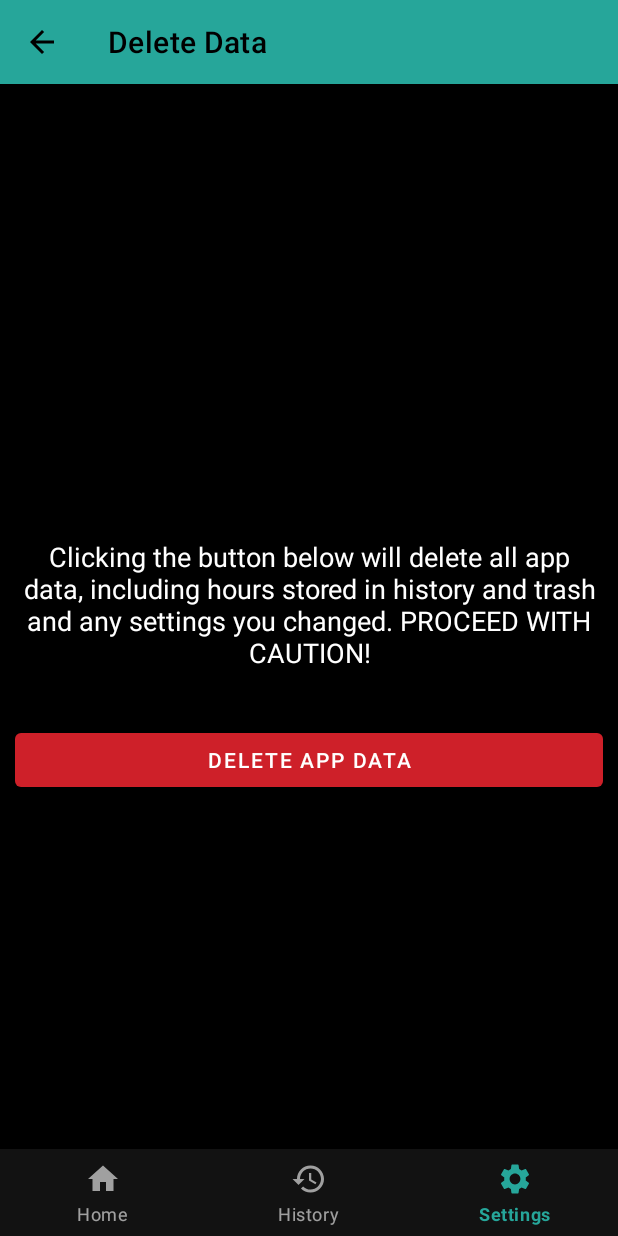
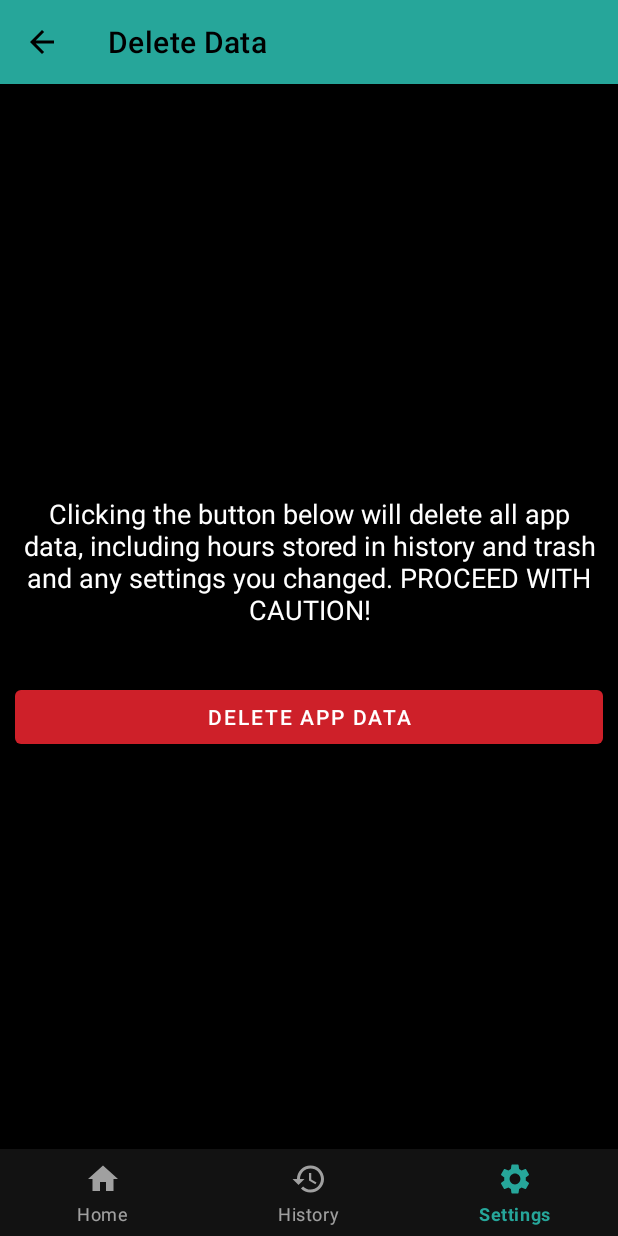
Before and after one commit to corylowry12/Hour-Calculator, an Android app: the DeleteAppDataActivity screen opened directly, with no data from a screen before it, on a phone screen of 412 x 824 dp. Run offline under Robolectric (Android 15) with nearby library versions, the light colour scheme and no system bars; our stand-ins replace AdMob; 4 statements that could not run were skipped.

Commit message:
Centered layout

```diff
--- a/app/src/main/res/layout-hdpi/activity_delete_app_data.xml
+++ b/app/src/main/res/layout-hdpi/activity_delete_app_data.xml
@@ -20,11 +20,15 @@
     <LinearLayout
         xmlns:tools="http://schemas.android.com/tools"
         android:layout_width="match_parent"
-        android:layout_height="match_parent"
+        android:layout_height="0dp"
         tools:context=".activities.DeleteAppDataActivity"
         android:background="?attr/backgroundColor"
         android:orientation="vertical"
-        android:gravity="center">
+        android:gravity="center"
+        app:layout_constraintTop_toTopOf="parent"
+        app:layout_constraintEnd_toEndOf="parent"
+        app:layout_constraintStart_toStartOf="parent"
+        app:layout_constraintBottom_toTopOf="@id/bottomNav_deleteAppData">
 
         <TextView
             android:id="@+id/warning"
--- a/app/src/main/res/layout-ldpi/activity_delete_app_data.xml
+++ b/app/src/main/res/layout-ldpi/activity_delete_app_data.xml
@@ -20,11 +20,15 @@
     <LinearLayout
         xmlns:tools="http://schemas.android.com/tools"
         android:layout_width="match_parent"
-        android:layout_height="match_parent"
+        android:layout_height="0dp"
         tools:context=".activities.DeleteAppDataActivity"
         android:background="?attr/backgroundColor"
         android:orientation="vertical"
-        android:gravity="center">
+        android:gravity="center"
+        app:layout_constraintTop_toTopOf="parent"
+        app:layout_constraintEnd_toEndOf="parent"
+        app:layout_constraintStart_toStartOf="parent"
+        app:layout_constraintBottom_toTopOf="@id/bottomNav_deleteAppData">
 
         <TextView
             android:id="@+id/warning"
--- a/app/src/main/res/layout-mdpi/activity_delete_app_data.xml
+++ b/app/src/main/res/layout-mdpi/activity_delete_app_data.xml
@@ -20,11 +20,15 @@
     <LinearLayout
         xmlns:tools="http://schemas.android.com/tools"
         android:layout_width="match_parent"
-        android:layout_height="match_parent"
+        android:layout_height="0dp"
         tools:context=".activities.DeleteAppDataActivity"
         android:background="?attr/backgroundColor"
         android:orientation="vertical"
-        android:gravity="center">
+        android:gravity="center"
+        app:layout_constraintTop_toTopOf="parent"
+        app:layout_constraintEnd_toEndOf="parent"
+        app:layout_constraintStart_toStartOf="parent"
+        app:layout_constraintBottom_toTopOf="@id/bottomNav_deleteAppData">
 
         <TextView
             android:id="@+id/warning"
--- a/app/src/main/res/layout-xhdpi/activity_delete_app_data.xml
+++ b/app/src/main/res/layout-xhdpi/activity_delete_app_data.xml
@@ -20,11 +20,15 @@
     <LinearLayout
         xmlns:tools="http://schemas.android.com/tools"
         android:layout_width="match_parent"
-        android:layout_height="match_parent"
+        android:layout_height="0dp"
         tools:context=".activities.DeleteAppDataActivity"
         android:background="?attr/backgroundColor"
         android:orientation="vertical"
-        android:gravity="center">
+        android:gravity="center"
+        app:layout_constraintTop_toTopOf="parent"
+        app:layout_constraintEnd_toEndOf="parent"
+        app:layout_constraintStart_toStartOf="parent"
+        app:layout_constraintBottom_toTopOf="@id/bottomNav_deleteAppData">
 
         <TextView
             android:id="@+id/warning"
```
